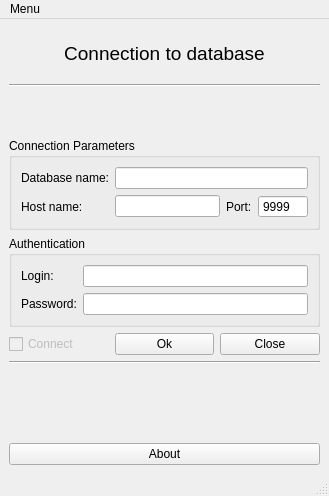
Old version of the form Qt/lesson_3/task_1/mainwindow.ui in the repository helstad/netology.
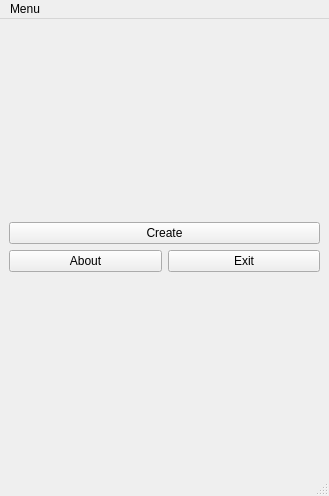
New version of the form.

Patch:
```diff
--- a/Qt/lesson_3/task_1/mainwindow.ui
+++ b/Qt/lesson_3/task_1/mainwindow.ui
@@ -20,227 +20,60 @@
    <string>MainWindow</string>
   </property>
   <widget class="QWidget" name="centralwidget">
-   <layout class="QGridLayout" name="gridLayout_4">
+   <layout class="QGridLayout" name="gridLayout">
     <item row="0" column="0">
-     <layout class="QGridLayout" name="GroupAll">
-      <item row="2" column="0">
-       <widget class="QGroupBox" name="groupAuthorization">
-        <property name="title">
-         <string>Authentication</string>
+     <layout class="QVBoxLayout" name="verticalLayout">
+      <item>
+       <spacer name="vs_upper">
+        <property name="orientation">
+         <enum>Qt::Orientation::Vertical</enum>
         </property>
-        <layout class="QGridLayout" name="gridLayout">
-         <item row="0" column="0">
-          <widget class="QLabel" name="lb_login">
-           <property name="text">
-            <string>Login:</string>
-           </property>
-           <property name="buddy">
-            <cstring>le_login</cstring>
-           </property>
-          </widget>
-         </item>
-         <item row="0" column="1">
-          <widget class="QLineEdit" name="le_login"/>
-         </item>
-         <item row="1" column="0">
-          <widget class="QLabel" name="lb_password">
-           <property name="text">
-            <string>Password:</string>
-           </property>
-           <property name="buddy">
-            <cstring>le_password</cstring>
-           </property>
-          </widget>
-         </item>
-         <item row="1" column="1">
-          <widget class="QLineEdit" name="le_password"/>
-         </item>
-        </layout>
-       </widget>
+        <property name="sizeHint" stdset="0">
+         <size>
+          <width>20</width>
+          <height>180</height>
+         </size>
+        </property>
+       </spacer>
       </item>
-      <item row="0" column="0">
-       <layout class="QGridLayout" name="groupHeader">
-        <item row="2" column="0">
-         <spacer name="vs_spaceUpper">
-          <property name="orientation">
-           <enum>Qt::Vertical</enum>
-          </property>
-          <property name="sizeHint" stdset="0">
-           <size>
-            <width>20</width>
-            <height>40</height>
-           </size>
-          </property>
-         </spacer>
-        </item>
-        <item row="0" column="0">
-         <widget class="QLabel" name="lb_header">
-          <property name="minimumSize">
-           <size>
-            <width>0</width>
-            <height>50</height>
-           </size>
-          </property>
-          <property name="maximumSize">
-           <size>
-            <width>16777215</width>
-            <height>50</height>
-           </size>
-          </property>
-          <property name="font">
-           <font>
-            <pointsize>14</pointsize>
-           </font>
-          </property>
-          <property name="frameShape">
-           <enum>QFrame::NoFrame</enum>
-          </property>
-          <property name="text">
-           <string>Connection to database</string>
-          </property>
-          <property name="alignment">
-           <set>Qt::AlignCenter</set>
-          </property>
-         </widget>
-        </item>
-        <item row="1" column="0">
-         <widget class="Line" name="l_lineUpper">
-          <property name="orientation">
-           <enum>Qt::Horizontal</enum>
-          </property>
-         </widget>
-        </item>
-       </layout>
-      </item>
-      <item row="1" column="0">
-       <widget class="QGroupBox" name="groupParameters">
-        <property name="title">
-         <string>Connection Parameters</string>
+      <item>
+       <widget class="QPushButton" name="pb_create">
+        <property name="text">
+         <string>Create</string>
         </property>
-        <layout class="QGridLayout" name="gridLayout_2">
-         <item row="1" column="2">
-          <widget class="QLabel" name="lb_port">
-           <property name="text">
-            <string>Port:</string>
-           </property>
-           <property name="buddy">
-            <cstring>sb_port</cstring>
-           </property>
-          </widget>
-         </item>
-         <item row="1" column="3">
-          <widget class="QSpinBox" name="sb_port">
-           <property name="minimumSize">
-            <size>
-             <width>50</width>
-             <height>0</height>
-            </size>
-           </property>
-           <property name="readOnly">
-            <bool>false</bool>
-           </property>
-           <property name="buttonSymbols">
-            <enum>QAbstractSpinBox::NoButtons</enum>
-           </property>
-           <property name="maximum">
-            <number>9999</number>
-           </property>
-           <property name="value">
-            <number>9999</number>
-           </property>
-          </widget>
-         </item>
-         <item row="1" column="1">
-          <widget class="QLineEdit" name="le_hostName"/>
-         </item>
-         <item row="1" column="0">
-          <widget class="QLabel" name="lb_hostName">
-           <property name="text">
-            <string>Host name:</string>
-           </property>
-           <property name="buddy">
-            <cstring>le_hostName</cstring>
-           </property>
-          </widget>
-         </item>
-         <item row="0" column="0">
-          <widget class="QLabel" name="lb_dbName">
-           <property name="text">
-            <string>Database name:</string>
-           </property>
-           <property name="buddy">
-            <cstring>le_dbName</cstring>
-           </property>
-          </widget>
-         </item>
-         <item row="0" column="1" colspan="3">
-          <widget class="QLineEdit" name="le_dbName"/>
-         </item>
-        </layout>
        </widget>
       </item>
-      <item row="3" column="0">
-       <layout class="QGridLayout" name="groupAction">
-        <item row="0" column="0">
-         <widget class="QCheckBox" name="cb_connect">
-          <property name="enabled">
-           <bool>false</bool>
-          </property>
-          <property name="text">
-           <string>Connect</string>
-          </property>
-         </widget>
-        </item>
-        <item row="0" column="1">
-         <widget class="QPushButton" name="pb_ok">
-          <property name="enabled">
-           <bool>true</bool>
-          </property>
-          <property name="text">
-           <string>Ok</string>
-          </property>
-         </widget>
-        </item>
-        <item row="0" column="2">
-         <widget class="QPushButton" name="pb_close">
-          <property name="text">
-           <string>Close</string>
-          </property>
-         </widget>
-        </item>
-       </layout>
-      </item>
-      <item row="5" column="0">
-       <layout class="QGridLayout" name="groupAbout">
-        <item row="0" column="0">
-         <widget class="Line" name="l_lineBottom">
-          <property name="orientation">
-           <enum>Qt::Horizontal</enum>
-          </property>
-         </widget>
-        </item>
-        <item row="5" column="0">
+      <item>
+       <layout class="QHBoxLayout" name="horizontalLayout">
+        <item>
          <widget class="QPushButton" name="pb_about">
           <property name="text">
            <string>About</string>
           </property>
          </widget>
         </item>
-        <item row="1" column="0">
-         <spacer name="vs_spaceBottom">
-          <property name="orientation">
-           <enum>Qt::Vertical</enum>
+        <item>
+         <widget class="QPushButton" name="pb_exit">
+          <property name="text">
+           <string>Exit</string>
           </property>
-          <property name="sizeHint" stdset="0">
-           <size>
-            <width>20</width>
-            <height>40</height>
-           </size>
-          </property>
-         </spacer>
+         </widget>
         </item>
        </layout>
       </item>
+      <item>
+       <spacer name="vs_bottom">
+        <property name="orientation">
+         <enum>Qt::Orientation::Vertical</enum>
+        </property>
+        <property name="sizeHint" stdset="0">
+         <size>
+          <width>20</width>
+          <height>179</height>
+         </size>
+        </property>
+       </spacer>
+      </item>
      </layout>
     </item>
    </layout>
```
Left out of the diff: 43 changed lines with no effect on the pictures.
